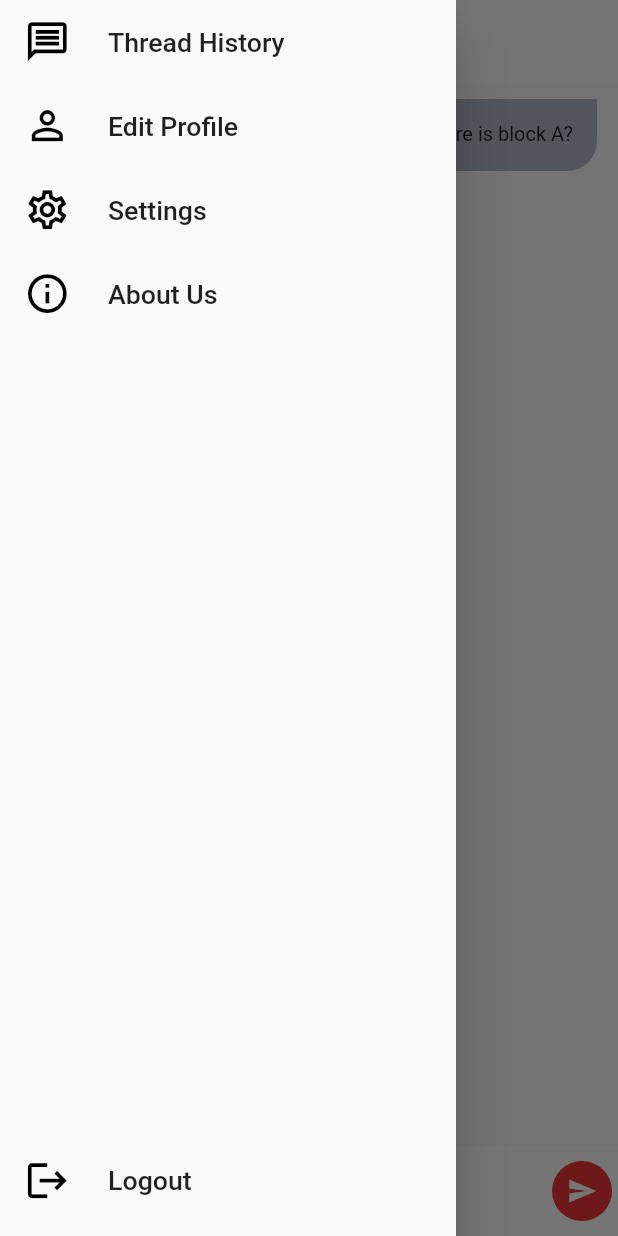
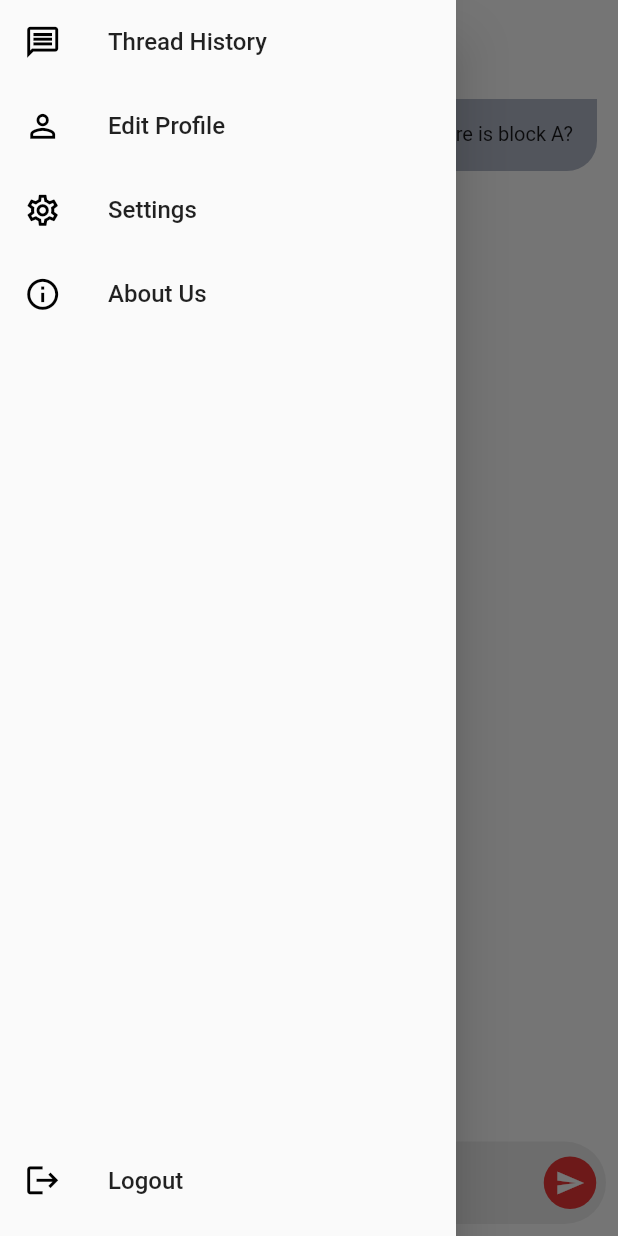
Before and after one commit to fawezz/unimate-front, a Flutter app: the HomeView screen opened by its route, with the side drawer open, on a phone screen of 412 x 824 dp. Run offline on Flutter 3.47's test engine with Material 2 defaults, Android fonts, the phone set to English and light mode, and no system bars; drawn by our look-alikes of animated_text_kit; our stand-ins replace flutter_easyloading, flutter_screenutil, fluttertoast, get, hexcolor, image_picker and 3 more; accounts and stored records are empty; network calls fail.

Commit message:
update view on theme change

```diff
--- a/lib/views/HomeView.dart
+++ b/lib/views/HomeView.dart
@@ -6,21 +6,25 @@ import 'package:univ_chat_gpt/app/Routes.dart';
 import 'package:univ_chat_gpt/controllers/HomeController.dart';
 import 'package:univ_chat_gpt/views/ThreadDetailView.dart';
 
+import '../app/Themes.dart';
+
 class HomeView extends StatelessWidget {
   HomeView({super.key});
   final HomeController controller = Get.put(HomeController());
+  var drawerIconColor = Get.theme.primaryIconTheme.color;
+
+  final drawerIconSize = 28.sp;
+  final drawerTextSize = 18.sp;
+  //var drawerIconColor = Theme.of(Get.context!).primaryIconTheme.color;
   @override
   Widget build(BuildContext context) {
     return SafeArea(
         child: Scaffold(
             appBar: AppBar(
-              title: const Text(
+              toolbarTextStyle: Get.theme.appBarTheme.toolbarTextStyle,
+              title: Text(
                 "New Thread",
-                style: TextStyle(
-                    color: textColorLight, fontWeight: FontWeight.bold),
               ),
-              backgroundColor: appBarColorLight,
-              iconTheme: const IconThemeData(color: textColorLight),
               elevation: 0,
             ),
             drawer: Drawer(
@@ -47,48 +51,56 @@ class HomeView extends StatelessWidget {
                   ListTile(
                     title: Text(
                       'Thread History',
-                      style: TextStyle(fontSize: 20.sp),
+                      style: TextStyle(fontSize: drawerTextSize),
                     ),
-                    leading: Icon(
+                    leading: IconTheme(
+                      data: Theme.of(context).primaryIconTheme,
+                      child: Icon(
                         Icons.message_outlined,
-                      size: 35.sp,
-                      color: Colors.black,
+                        size: drawerIconSize,
+                      ),
                     ),
                     onTap: () => Get.toNamed(NamedRoutes.threadHistory),
                   ),
                   ListTile(
                     title: Text(
                       'Edit Profile',
-                      style: TextStyle(fontSize: 20.sp),
+                      style: TextStyle(fontSize: drawerTextSize),
                     ),
-                    leading: Icon(
+                    leading: IconTheme(
+                      data: Theme.of(context).primaryIconTheme,
+                      child: Icon(
                         Icons.person_outline,
-                      size: 35.sp,
-                      color: Colors.black,
+                        size: drawerIconSize,
+                      ),
                     ),
                     onTap: () => Get.toNamed(NamedRoutes.editProfile),
                   ),
                   ListTile(
                     title: Text(
                       'Settings',
-                      style: TextStyle(fontSize: 20.sp),
+                      style: TextStyle(fontSize: drawerTextSize),
                     ),
-                    leading: Icon(
+                    leading: IconTheme(
+                      data: Theme.of(context).primaryIconTheme,
+                      child: Icon(
                         Icons.settings_outlined,
-                      size: 35.sp,
-                      color: Colors.black,
+                        size: drawerIconSize,
+                      ),
                     ),
                     onTap: () => Get.toNamed(NamedRoutes.settings),
                   ),
                   ListTile(
                     title: Text(
                       'About Us',
-                      style: TextStyle(fontSize: 20.sp),
+                      style: TextStyle(fontSize: drawerTextSize),
                     ),
-                    leading: Icon(
+                    leading: IconTheme(
+                      data: Theme.of(context).primaryIconTheme,
+                      child: Icon(
                         Icons.info_outline,
-                      size: 35.sp,
-                      color: Colors.black,
+                        size: drawerIconSize,
+                      ),
                     ),
                     onTap: null,
                   ),
@@ -98,12 +110,14 @@ class HomeView extends StatelessWidget {
                     child: ListTile(
                       title: Text(
                         'Logout',
-                        style: TextStyle(fontSize: 20.sp),
+                        style: TextStyle(fontSize: drawerTextSize),
                       ),
-                      leading: Icon(
+                      leading: IconTheme(
+                        data: Theme.of(context).primaryIconTheme,
+                        child: Icon(
                           Icons.logout,
-                        size: 35.sp,
-                        color: Colors.black,
+                          size: drawerIconSize,
+                        ),
                       ),
                       onTap: () => controller.logout(),
                     ),
--- a/lib/views/ThreadDetailView.dart
+++ b/lib/views/ThreadDetailView.dart
@@ -88,11 +88,16 @@ class ThreadDetailView extends StatelessWidget {
             ),
           ),
         ),
-        Container(
+        Padding(
+          padding: const EdgeInsets.all(8.0),
+          child: Container(
             padding: const EdgeInsets.only(left: 10, bottom: 10, top: 10),
-          height: 60,
+            height: 55,
             width: double.infinity,
-          color: Colors.white,
+            decoration: BoxDecoration(
+              borderRadius: BorderRadius.circular(40),
+              color: Theme.of(context).colorScheme.tertiary,
+            ),
             child: Row(
               children: <Widget>[
                 15.w.horizontalSpace,
@@ -135,6 +140,7 @@ class ThreadDetailView extends StatelessWidget {
                 ),
               ],
             ),
+          ),
         )
       ]),
     ));
```
Also changed, not shown: lib/app/Themes.dart (+62 -18 lines), lib/controllers/SettingsController.dart (+2 -5 lines), lib/main.dart (+4 -5 lines), lib/views/EditProfileView.dart (+8 -7 lines), lib/views/SettingsView.dart (+11 -0 lines), lib/views/TestView.dart (deleted, +0 -13 lines), lib/views/ThreadHistoryView.dart (+5 -6 lines). Lines whose indentation alone changed are shown as unchanged.
